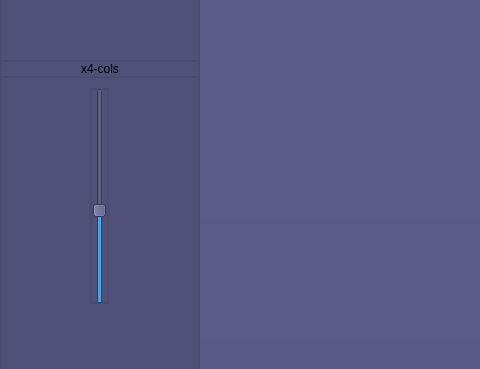
Above: Resources/Ui/projectSelection.ui from SoddenFilly/Project-Managment-Portfolio-Tool before the change; both pictures show x 0 to 480 and y 122 to 491 of the 800 by 642 pixel window. Below: the same form after it.
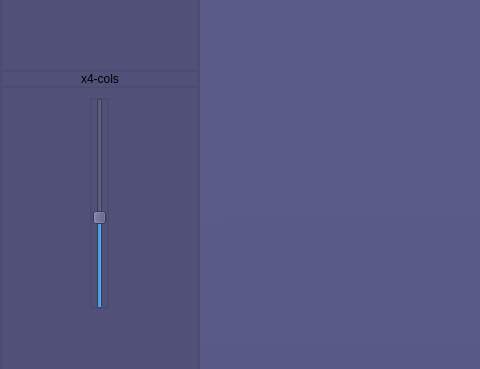
That is the form after the change. Icons and pictures are not drawn.

Commit message: 13/04/2022 - Project data storage, Logo, New project creation functionality

The edit to the form file:
```diff
--- a/Resources/Ui/projectSelection.ui
+++ b/Resources/Ui/projectSelection.ui
@@ -59,6 +59,43 @@
        <property name="spacing">
         <number>0</number>
        </property>
+       <property name="leftMargin">
+        <number>5</number>
+       </property>
+       <property name="topMargin">
+        <number>0</number>
+       </property>
+       <property name="bottomMargin">
+        <number>0</number>
+       </property>
+       <item>
+        <widget class="QLabel" name="label">
+         <property name="minimumSize">
+          <size>
+           <width>32</width>
+           <height>32</height>
+          </size>
+         </property>
+         <property name="maximumSize">
+          <size>
+           <width>32</width>
+           <height>32</height>
+          </size>
+         </property>
+         <property name="text">
+          <string/>
+         </property>
+         <property name="pixmap">
+          <pixmap>../../../../../../Downloads/Random Logo.png</pixmap>
+         </property>
+         <property name="scaledContents">
+          <bool>true</bool>
+         </property>
+         <property name="alignment">
+          <set>Qt::AlignCenter</set>
+         </property>
+        </widget>
+       </item>
        <item>
         <spacer name="horizontalSpacer">
          <property name="orientation">
@@ -191,23 +228,43 @@
        <property name="verticalSpacing">
         <number>10</number>
        </property>
-       <item row="0" column="1">
-        <spacer name="verticalSpacer_2">
+       <item row="3" column="0" colspan="3">
+        <widget class="QLabel" name="scaleSlider_label">
+         <property name="text">
+          <string>x4-cols</string>
+         </property>
+         <property name="alignment">
+          <set>Qt::AlignCenter</set>
+         </property>
+        </widget>
+       </item>
+       <item row="5" column="1">
+        <spacer name="verticalSpacer_3">
          <property name="orientation">
           <enum>Qt::Vertical</enum>
          </property>
-         <property name="sizeType">
-          <enum>QSizePolicy::Preferred</enum>
+         <property name="sizeHint" stdset="0">
+          <size>
+           <width>20</width>
+           <height>40</height>
+          </size>
          </property>
+        </spacer>
+       </item>
+       <item row="4" column="0">
+        <spacer name="horizontalSpacer_2">
+         <property name="orientation">
+          <enum>Qt::Horizontal</enum>
+         </property>
          <property name="sizeHint" stdset="0">
           <size>
-           <width>0</width>
-           <height>100</height>
+           <width>40</width>
+           <height>20</height>
           </size>
          </property>
         </spacer>
        </item>
-       <item row="2" column="1">
+       <item row="4" column="1">
         <widget class="QSlider" name="scaleSlider">
          <property name="minimum">
           <number>1</number>
@@ -226,33 +283,7 @@
          </property>
         </widget>
        </item>
-       <item row="2" column="0">
-        <spacer name="horizontalSpacer_2">
-         <property name="orientation">
-          <enum>Qt::Horizontal</enum>
-         </property>
-         <property name="sizeHint" stdset="0">
-          <size>
-           <width>40</width>
-           <height>20</height>
-          </size>
-         </property>
-        </spacer>
-       </item>
-       <item row="3" column="1">
-        <spacer name="verticalSpacer_3">
-         <property name="orientation">
-          <enum>Qt::Vertical</enum>
-         </property>
-         <property name="sizeHint" stdset="0">
-          <size>
-           <width>20</width>
-           <height>40</height>
-          </size>
-         </property>
-        </spacer>
-       </item>
-       <item row="2" column="2">
+       <item row="4" column="2">
         <spacer name="horizontalSpacer_3">
          <property name="orientation">
           <enum>Qt::Horizontal</enum>
@@ -265,39 +296,51 @@
          </property>
         </spacer>
        </item>
+       <item row="2" column="1">
+        <spacer name="verticalSpacer_2">
+         <property name="orientation">
+          <enum>Qt::Vertical</enum>
+         </property>
+         <property name="sizeType">
+          <enum>QSizePolicy::Preferred</enum>
+         </property>
+         <property name="sizeHint" stdset="0">
+          <size>
+           <width>0</width>
+           <height>100</height>
+          </size>
+         </property>
+        </spacer>
+       </item>
        <item row="1" column="0" colspan="3">
-        <widget class="QLabel" name="scaleSlider_label">
-         <property name="text">
-          <string>x4-cols</string>
+        <widget class="QWidget" name="widget_2" native="true">
+         <property name="sizePolicy">
+          <sizepolicy hsizetype="Maximum" vsizetype="Preferred">
+           <horstretch>100</horstretch>
+           <verstretch>0</verstretch>
+          </sizepolicy>
          </property>
-         <property name="alignment">
-          <set>Qt::AlignCenter</set>
+         <property name="minimumSize">
+          <size>
+           <width>0</width>
+           <height>40</height>
+          </size>
          </property>
-        </widget>
-       </item>
-      </layout>
-     </widget>
-    </item>
-    <item row="1" column="0" colspan="2">
-     <widget class="QWidget" name="widget_2" native="true">
-      <property name="minimumSize">
-       <size>
-        <width>0</width>
-        <height>40</height>
-       </size>
-      </property>
-      <property name="maximumSize">
-       <size>
-        <width>300</width>
-        <height>40</height>
-       </size>
-      </property>
-      <property name="styleSheet">
-       <string notr="true">background-color: rgba(50, 50, 110, 255);
+         <property name="maximumSize">
+          <size>
+           <width>300</width>
+           <height>40</height>
+          </size>
+         </property>
+         <property name="styleSheet">
+          <string notr="true">background-color: rgba(50, 50, 110, 255);
 border-color:rgba(0, 0, 0, 50);
 border-width:2px;
 border-style: solid;</string>
-      </property>
+         </property>
+        </widget>
+       </item>
+      </layout>
      </widget>
     </item>
     <item row="1" column="2" rowspan="2">
```
The commit also changes 5 other files.
